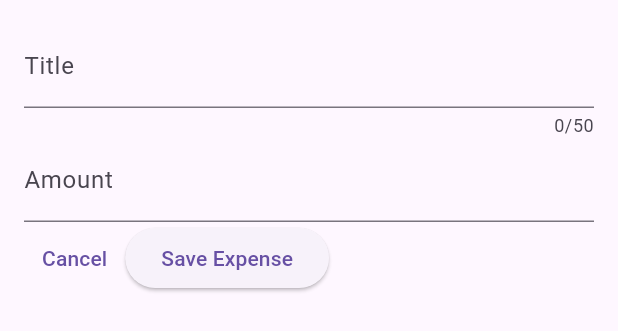
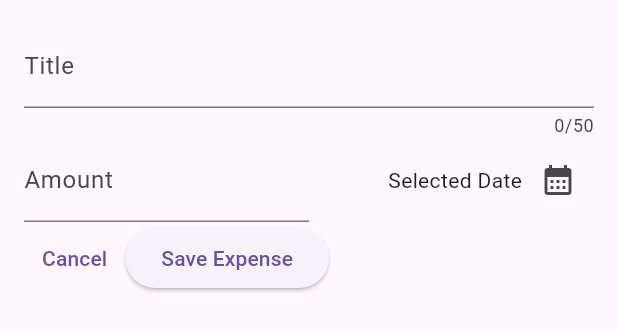
Before and after one commit to Lucasjapa/flutterStudy, a Flutter app: the NewExpense widget shown alone on an empty page, opened directly, on a phone screen of 412 x 824 dp. Shown: the top 331 px of the screen. Run offline on Flutter 3.47's test engine with Material 3 defaults, Android fonts, the phone set to English and light mode, and no system bars; our stand-ins replace google_fonts; missing offline and left inert: dart:ffi.

Commit message:
Criação do campo data e internacionalização para BR
- Criação do campo data usando modal;
- Configuração para poder fazer internacionalização dos widgets;

```diff
--- a/expense_tracker/lib/models/expense.dart
+++ b/expense_tracker/lib/models/expense.dart
@@ -2,7 +2,7 @@ import 'package:flutter/material.dart';
 import 'package:intl/intl.dart';
 import 'package:uuid/uuid.dart';
 
-final formatter = DateFormat.yMd();
+final formatter = DateFormat('dd/MM/yyyy');
 const uuid = Uuid();
 
 enum Category {
--- a/expense_tracker/lib/widgets/expenses.dart
+++ b/expense_tracker/lib/widgets/expenses.dart
@@ -1,7 +1,6 @@
+import 'package:expense_tracker/models/expense.dart';
 import 'package:expense_tracker/widgets/expenses_list/expenses_list.dart';
-import 'package:expense_tracker/models/expense.dart';
 import 'package:expense_tracker/widgets/new_expense.dart';
-import 'package:flutter/cupertino.dart';
 import 'package:flutter/material.dart';
 
 class Expenses extends StatefulWidget {
--- a/expense_tracker/lib/widgets/new_expense.dart
+++ b/expense_tracker/lib/widgets/new_expense.dart
@@ -1,3 +1,4 @@
+import 'package:expense_tracker/models/expense.dart';
 import 'package:flutter/material.dart';
 
 class NewExpense extends StatefulWidget {
@@ -12,6 +13,22 @@ class NewExpense extends StatefulWidget {
 class _NewExpenseState extends State<NewExpense> {
   final _titleController = TextEditingController();
   final _amountController = TextEditingController();
+  DateTime? _selectedDate;
+
+  void _presentDatePicker() async {
+    final now = DateTime.now();
+    final firstDate = DateTime(now.year - 1, now.month, now.day);
+    final pickedDate = await showDatePicker(
+      context: context,
+      firstDate: firstDate,
+      lastDate: now,
+      locale: const Locale('pt', 'BR')
+    );
+
+    setState(() {
+      _selectedDate = pickedDate;
+    });
+  }
 
   @override
   void dispose() {
@@ -33,13 +50,36 @@ class _NewExpenseState extends State<NewExpense> {
               label: Text('Title'),
             ),
           ),
-          TextField(
+          Row(
+            children: [
+              Expanded(
+                child: TextField(
                   controller: _amountController,
                   keyboardType: TextInputType.number,
                   decoration: const InputDecoration(
                     prefixText: 'R\$',
                     label: Text('Amount'),
                   ),
+                ),
+              ),
+              const SizedBox(height: 16),
+              Expanded(
+                child: Row(
+                  mainAxisAlignment: MainAxisAlignment.end,
+                  children: [
+                    Text(
+                      _selectedDate == null
+                          ? 'Selected Date'
+                          : formatter.format(_selectedDate!),
+                    ),
+                    IconButton(
+                      onPressed: _presentDatePicker,
+                      icon: const Icon(Icons.calendar_month),
+                    )
+                  ],
+                ),
+              ),
+            ],
           ),
           Row(
             children: [
--- a/expense_tracker/pubspec.yaml
+++ b/expense_tracker/pubspec.yaml
@@ -36,7 +36,9 @@ dependencies:
   # Use with the CupertinoIcons class for iOS style icons.
   cupertino_icons: ^1.0.6
   uuid: ^4.4.0
-  intl: ^0.19.0
+  intl: any
+  flutter_localizations:
+    sdk: flutter
 
 dev_dependencies:
   flutter_test:
```
Also changed, not shown: expense_tracker/lib/main.dart (+7 -0 lines), expense_tracker/pubspec.lock. Lines whose indentation alone changed are shown as unchanged.
